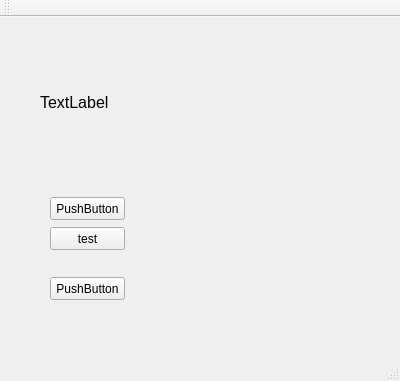
Qt form PLC_Signal/mainwindow.ui (lbr15/QT_Learn) before a commit.
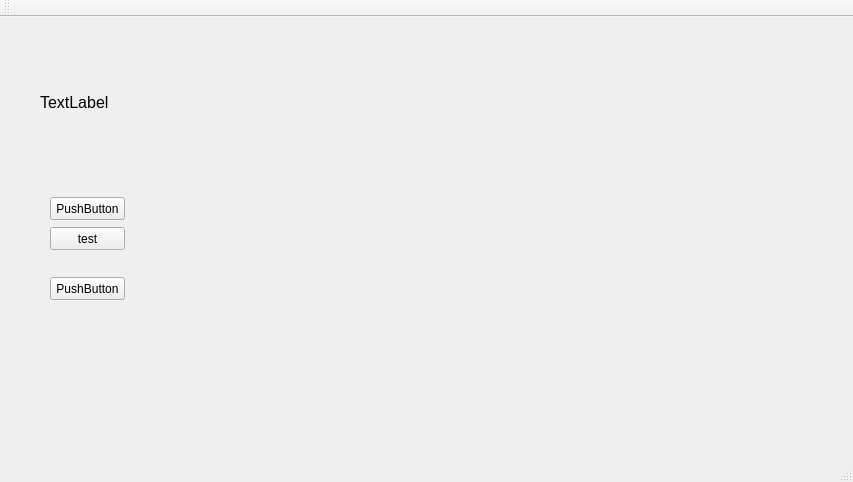
The same form after that commit.

Commit message:
QString Refesh_dis()
编写QString Refesh_dis()函数，刷新显示单独提取

The edit to the form file:
```diff
--- a/PLC_Signal/mainwindow.ui
+++ b/PLC_Signal/mainwindow.ui
@@ -6,8 +6,8 @@
    <rect>
     <x>0</x>
     <y>0</y>
-    <width>400</width>
-    <height>381</height>
+    <width>853</width>
+    <height>482</height>
    </rect>
   </property>
   <property name="windowTitle">
```
Left out of the diff: 2 changed lines with no effect on the pictures. The commit also changes 2 other files.
